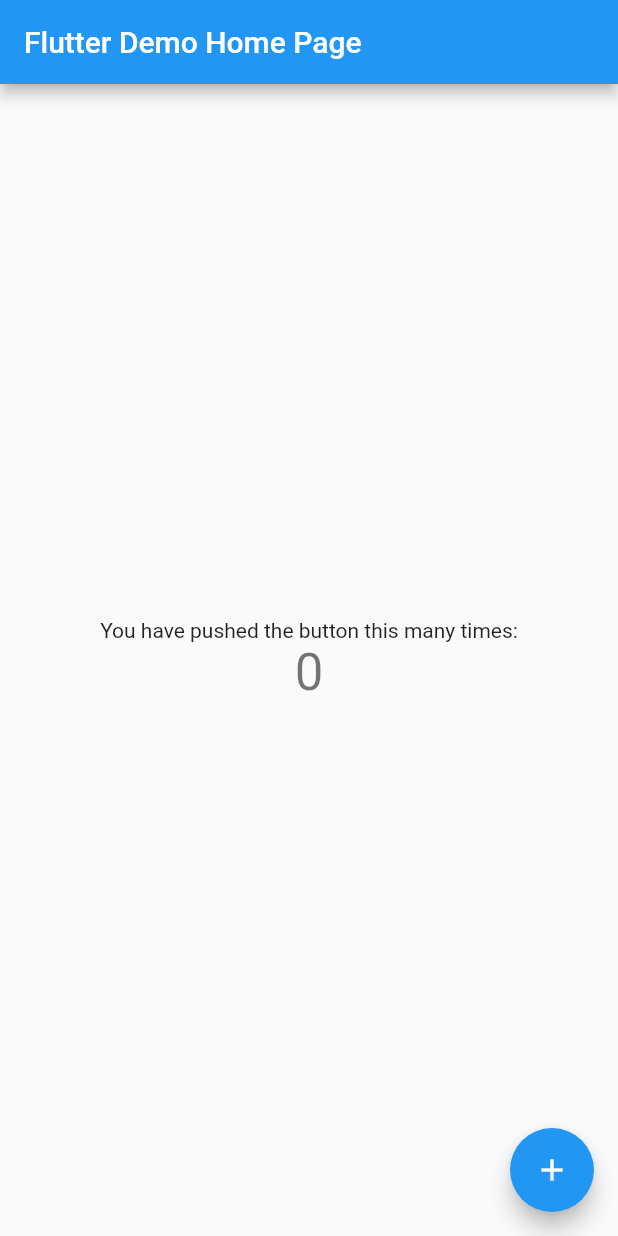
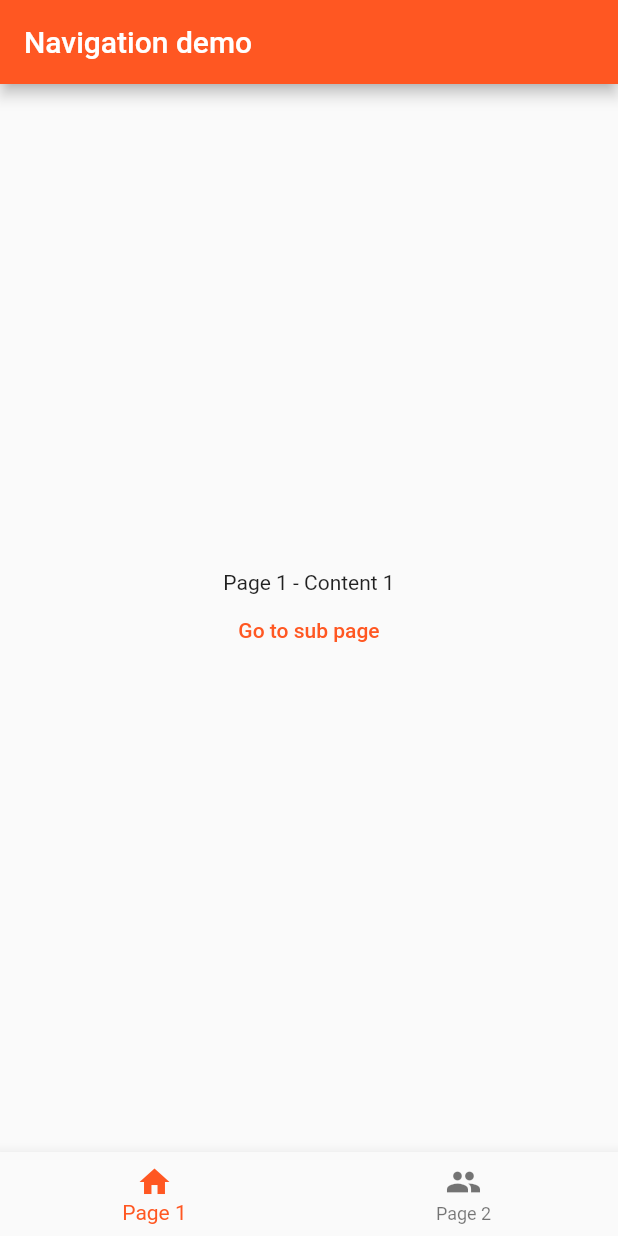
Before and after one commit to suesitran/flutter_navigation_demo, a Flutter app: the screen it shows after launch, on a phone screen of 412 x 824 dp. Run offline on Flutter 3.47's test engine with Material 2 defaults, Android fonts, the light colour scheme and no system bars.

Commit message:
Add nested navigation to demonstrate issue

```diff
--- a/lib/main.dart
+++ b/lib/main.dart
@@ -1,4 +1,5 @@
 import 'package:flutter/material.dart';
+import 'package:flutter_navigation_demo/main_page.dart';
 
 void main() {
   runApp(const MyApp());
@@ -11,105 +12,11 @@
   @override
   Widget build(BuildContext context) {
     return MaterialApp(
-      title: 'Flutter Demo',
+      title: 'Flutter Navigation Demo',
       theme: ThemeData(
-        // This is the theme of your application.
-        //
-        // Try running your application with "flutter run". You'll see the
-        // application has a blue toolbar. Then, without quitting the app, try
-        // changing the primarySwatch below to Colors.green and then invoke
-        // "hot reload" (press "r" in the console where you ran "flutter run",
-        // or simply save your changes to "hot reload" in a Flutter IDE).
-        // Notice that the counter didn't reset back to zero; the application
-        // is not restarted.
-        primarySwatch: Colors.blue,
+        primarySwatch: Colors.deepOrange,
       ),
-      home: const MyHomePage(title: 'Flutter Demo Home Page'),
+      home: const MainPage(),
     );
   }
 }
-
-class MyHomePage extends StatefulWidget {
-  const MyHomePage({Key? key, required this.title}) : super(key: key);
-
-  // This widget is the home page of your application. It is stateful, meaning
-  // that it has a State object (defined below) that contains fields that affect
-  // how it looks.
-
-  // This class is the configuration for the state. It holds the values (in this
-  // case the title) provided by the parent (in this case the App widget) and
-  // used by the build method of the State. Fields in a Widget subclass are
-  // always marked "final".
-
-  final String title;
-
-  @override
-  State<MyHomePage> createState() => _MyHomePageState();
-}
-
-class _MyHomePageState extends State<MyHomePage> {
-  int _counter = 0;
-
-  void _incrementCounter() {
-    setState(() {
-      // This call to setState tells the Flutter framework that something has
-      // changed in this State, which causes it to rerun the build method below
-      // so that the display can reflect the updated values. If we changed
-      // _counter without calling setState(), then the build method would not be
-      // called again, and so nothing would appear to happen.
-      _counter++;
-    });
-  }
-
-  @override
-  Widget build(BuildContext context) {
-    // This method is rerun every time setState is called, for instance as done
-    // by the _incrementCounter method above.
-    //
-    // The Flutter framework has been optimized to make rerunning build methods
-    // fast, so that you can just rebuild anything that needs updating rather
-    // than having to individually change instances of widgets.
-    return Scaffold(
-      appBar: AppBar(
-        // Here we take the value from the MyHomePage object that was created by
-        // the App.build method, and use it to set our appbar title.
-        title: Text(widget.title),
-      ),
-      body: Center(
-        // Center is a layout widget. It takes a single child and positions it
-        // in the middle of the parent.
-        child: Column(
-          // Column is also a layout widget. It takes a list of children and
-          // arranges them vertically. By default, it sizes itself to fit its
-          // children horizontally, and tries to be as tall as its parent.
-          //
-          // Invoke "debug painting" (press "p" in the console, choose the
-          // "Toggle Debug Paint" action from the Flutter Inspector in Android
-          // Studio, or the "Toggle Debug Paint" command in Visual Studio Code)
-          // to see the wireframe for each widget.
-          //
-          // Column has various properties to control how it sizes itself and
-          // how it positions its children. Here we use mainAxisAlignment to
-          // center the children vertically; the main axis here is the vertical
-          // axis because Columns are vertical (the cross axis would be
-          // horizontal).
-          mainAxisAlignment: MainAxisAlignment.center,
-          children: <Widget>[
-            const Text(
-              'You have pushed the button this many times:',
-            ),
-            Text(
-              '$_counter',
-              style: Theme.of(context).textTheme.headline4,
-            ),
-          ],
-        ),
-      ),
-      floatingActionButton: FloatingActionButton(
-        onPressed: _incrementCounter,
-        tooltip: 'Increment',
-        child: const Icon(Icons.add),
-      ), // This trailing comma makes auto-formatting nicer for build methods.
-    );
-  }
-}
--- /dev/null
+++ b/lib/main_page.dart
@@ -0,0 +1,55 @@
+import 'package:flutter/material.dart';
+import 'package:flutter_navigation_demo/page.dart';
+
+class MainPage extends StatefulWidget {
+  const MainPage({Key? key}) : super(key: key);
+
+  @override
+  State<MainPage> createState() => _MainPageState();
+}
+
+class _MainPageState extends State<MainPage> with TickerProviderStateMixin {
+
+  late final TabController _pageController;
+
+  int _currentIndex = 0;
+
+  @override
+  void initState() {
+    super.initState();
+
+    _pageController = TabController(length: 2, vsync: this)
+      ..addListener(() {
+      });
+  }
+
+  @override
+  Widget build(BuildContext context) {
+    return Scaffold(
+      appBar: AppBar(
+        title: const Text('Navigation demo'),
+      ),
+      body: TabBarView(
+        physics: const NeverScrollableScrollPhysics(),
+        controller: _pageController,
+        children: const [
+          NavigatorMainPage(label: 'Page 1'),
+          NavigatorMainPage(label: 'Page 2')
+        ],
+      ),
+      bottomNavigationBar: BottomNavigationBar(
+        currentIndex: _currentIndex,
+        items: const [
+          BottomNavigationBarItem(icon: Icon(Icons.home), label: 'Page 1'),
+          BottomNavigationBarItem(icon: Icon(Icons.people), label: 'Page 2')
+        ],
+        onTap: (value) {
+          setState(() {
+            _currentIndex = value;
+            _pageController.animateTo(_currentIndex);
+          });
+        },
+      ),
+    );
+  }
+}
--- /dev/null
+++ b/lib/page.dart
@@ -0,0 +1,85 @@
+import 'package:flutter/material.dart';
+
+class NavigatorMainPage extends StatelessWidget {
+
+  const NavigatorMainPage({Key? key, required this.label}) : super(key: key);
+
+  final String label;
+
+  @override
+  Widget build(BuildContext context) {
+    return Navigator(
+      initialRoute: '/',
+      onGenerateRoute: _generateRoute,
+    );
+  }
+
+  Route<dynamic> _generateRoute(RouteSettings settings) {
+    if (settings.name == '/') {
+      return MaterialPageRoute(
+          builder: (context) => MainPage(label: label)
+      );
+    }
+
+    return MaterialPageRoute(
+      builder: (context) {
+        return SubPage(label: label,);
+      },
+    );
+  }
+}
+
+class MainPage extends StatelessWidget {
+  final String label;
+
+  const MainPage({Key? key, required this.label}) : super(key: key);
+
+  @override
+  Widget build(BuildContext context) => PageView(
+    children: [
+      ContentPage(label: '$label - Content 1'),
+      ContentPage(label: '$label - Content 2')
+    ],
+  );
+}
+
+class ContentPage extends StatelessWidget {
+
+  final String label;
+
+  const ContentPage({Key? key, required this.label}) : super(key: key);
+
+  @override
+  Widget build(BuildContext context) {
+    return Center(
+      child: Column(
+        mainAxisSize: MainAxisSize.min,
+        children: [
+          Text(label),
+          TextButton(onPressed: () => Navigator.of(context).pushNamed('sub page'), child: Text('Go to sub page'))
+        ],
+      ),
+    );
+  }
+}
+
+class SubPage extends StatelessWidget {
+
+  final String label;
+
+  const SubPage({Key? key, required this.label}) : super(key: key);
+
+  @override
+  Widget build(BuildContext context) {
+    return PageView(
+      children: [
+        Center(
+          child: Text('Sub $label - 1'),
+        ),
+        Center(
+          child: Text('Sub $label - 2'),
+        )
+      ],
+    );
+  }
+}
```
